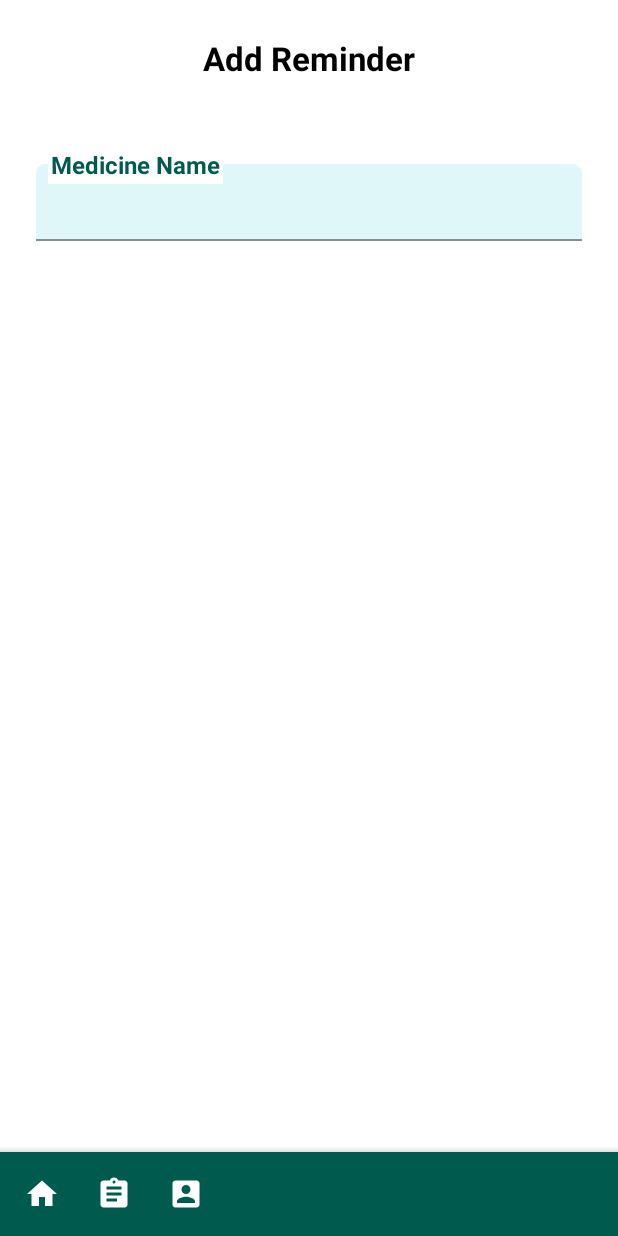
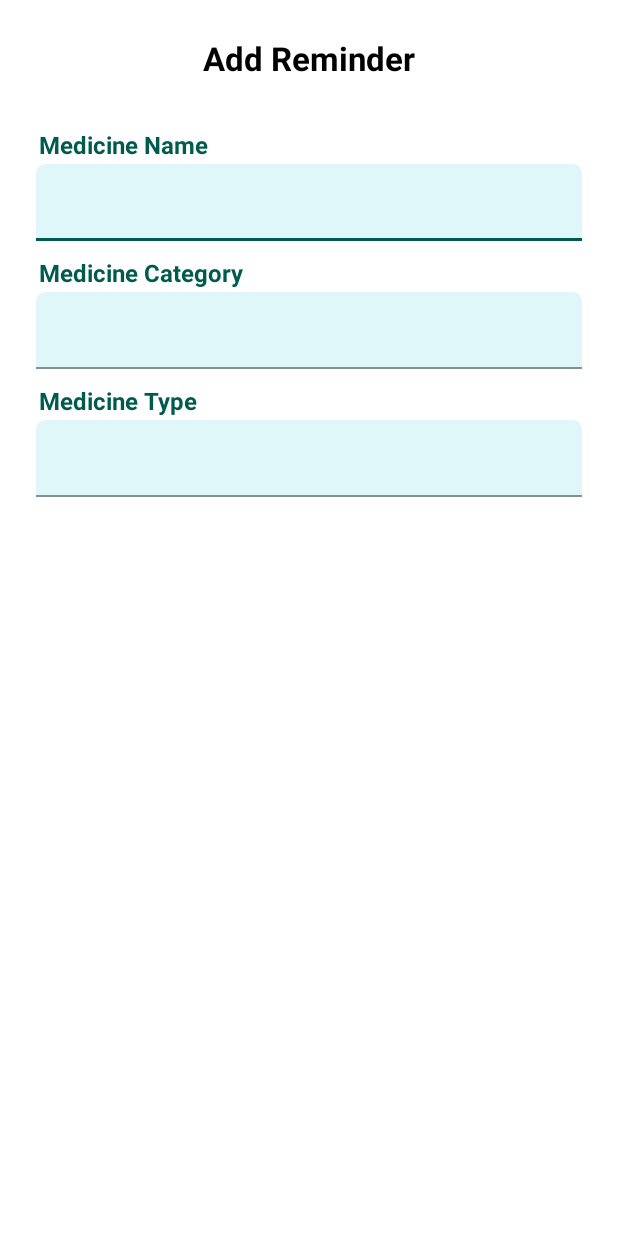
Before and after one commit to virendersran01/MediStore, an Android app: the MainActivity screen opened directly, with no data from a screen before it, after a tap on an icon or button, on a phone screen of 412 x 824 dp. Run offline under Robolectric (Android 15) with nearby library versions, the phone set to English and light mode, and no system bars.

Commit message:
Added activity for add reminder.

```diff
--- a/app/src/main/AndroidManifest.xml
+++ b/app/src/main/AndroidManifest.xml
@@ -9,7 +9,8 @@
         android:roundIcon="@mipmap/ic_launcher_round"
         android:supportsRtl="true"
         android:theme="@style/AppTheme">
-        <activity android:name=".ui.activities.LoginActivity"></activity>
+        <activity android:name=".ui.activities.AddReminderActivity"></activity>
+        <activity android:name=".ui.activities.LoginActivity" />
         <activity
             android:name=".ui.activities.SplashActivity"
             android:theme="@style/AppTheme.Splash">
--- /dev/null
+++ b/app/src/main/java/com/virtualstudios/medistore/ui/activities/AddReminderActivity.java
@@ -0,0 +1,16 @@
+package com.virtualstudios.medistore.ui.activities;
+
+import androidx.appcompat.app.AppCompatActivity;
+
+import android.os.Bundle;
+
+import com.virtualstudios.medistore.R;
+
+public class AddReminderActivity extends AppCompatActivity {
+
+    @Override
+    protected void onCreate(Bundle savedInstanceState) {
+        super.onCreate(savedInstanceState);
+        setContentView(R.layout.activity_add_reminder);
+    }
+}
--- a/app/src/main/java/com/virtualstudios/medistore/ui/activities/MainActivity.java
+++ b/app/src/main/java/com/virtualstudios/medistore/ui/activities/MainActivity.java
@@ -9,6 +9,8 @@ import androidx.navigation.NavDestination;
 import androidx.navigation.Navigation;
 import androidx.navigation.fragment.NavHostFragment;
 
+import android.content.Context;
+import android.content.Intent;
 import android.os.Bundle;
 import android.view.View;
 
@@ -18,9 +20,10 @@ import com.virtualstudios.medistore.R;
 import java.util.Objects;
 
 public class MainActivity extends AppCompatActivity {
-
+    private Context mContext = MainActivity.this;
     private FragmentContainerView fragmentContainerView;
     private FloatingActionButton fabAddReminder;
+
 
 
     @Override
@@ -33,7 +36,8 @@ public class MainActivity extends AppCompatActivity {
         fabAddReminder.setOnClickListener(new View.OnClickListener() {
             @Override
             public void onClick(View v) {
-                Navigation.findNavController(fragmentContainerView).navigate(R.id.addReminderFragment);
+//                Navigation.findNavController(fragmentContainerView).navigate(R.id.addReminderFragment);
+                startActivity(new Intent(mContext, AddReminderActivity.class));
             }
         });
 
--- /dev/null
+++ b/app/src/main/res/layout/activity_add_reminder.xml
@@ -0,0 +1,152 @@
+<?xml version="1.0" encoding="utf-8"?>
+<ScrollView xmlns:android="http://schemas.android.com/apk/res/android"
+    xmlns:app="http://schemas.android.com/apk/res-auto"
+    xmlns:tools="http://schemas.android.com/tools"
+    android:layout_width="match_parent"
+    android:layout_height="match_parent"
+    tools:context=".ui.activities.AddReminderActivity">
+
+    <androidx.constraintlayout.widget.ConstraintLayout
+        android:layout_width="match_parent"
+        android:layout_height="wrap_content">
+
+        <TextView
+            android:id="@+id/textHeader"
+            android:layout_width="0dp"
+            android:layout_height="wrap_content"
+            android:layout_marginStart="16dp"
+            android:layout_marginTop="24dp"
+            android:layout_marginEnd="16dp"
+            android:gravity="center"
+            android:text="Add Reminder"
+            android:textColor="@android:color/black"
+            android:textSize="22sp"
+            android:textStyle="bold"
+            app:layout_constraintEnd_toEndOf="parent"
+            app:layout_constraintStart_toStartOf="parent"
+            app:layout_constraintTop_toTopOf="parent" />
+
+
+        <com.google.android.material.textfield.TextInputLayout
+            android:id="@+id/textMedicineName"
+            style="@style/Widget.MaterialComponents.TextInputLayout.FilledBox.Dense"
+            android:layout_width="0dp"
+            android:layout_height="wrap_content"
+            android:layout_marginStart="24dp"
+            android:layout_marginTop="56dp"
+            android:layout_marginEnd="24dp"
+            android:drawablePadding="8dp"
+            android:focusable="false"
+            app:boxBackgroundColor="@color/colorTextInput"
+            app:boxBackgroundMode="filled"
+            app:boxCornerRadiusTopEnd="6dp"
+            app:boxCornerRadiusTopStart="6dp"
+            app:endIconMode="clear_text"
+            app:layout_constraintEnd_toEndOf="parent"
+            app:layout_constraintStart_toStartOf="parent"
+            app:layout_constraintTop_toBottomOf="@id/textHeader">
+
+            <com.google.android.material.textfield.TextInputEditText
+                android:layout_width="match_parent"
+                android:layout_height="wrap_content"
+                android:imeOptions="actionNext"
+                android:inputType="textEmailAddress"
+                android:textSize="14sp" />
+
+        </com.google.android.material.textfield.TextInputLayout>
+
+        <TextView
+            android:id="@+id/textTitleMedicineName"
+            android:layout_width="wrap_content"
+            android:layout_height="wrap_content"
+            android:background="@android:color/white"
+            android:padding="2dp"
+            android:text="Medicine Name"
+            android:textColor="@color/colorPrimary"
+            android:textSize="16sp"
+            android:textStyle="bold"
+            app:layout_constraintBottom_toTopOf="@id/textMedicineName"
+            app:layout_constraintStart_toStartOf="@id/textMedicineName" />
+
+        <com.google.android.material.textfield.TextInputLayout
+            android:id="@+id/textMedicineCategory"
+            style="@style/Widget.MaterialComponents.TextInputLayout.FilledBox.Dense"
+            android:layout_width="0dp"
+            android:layout_height="wrap_content"
+            android:drawablePadding="8dp"
+            android:focusable="false"
+            app:boxBackgroundColor="@color/colorTextInput"
+            app:boxBackgroundMode="filled"
+            app:boxCornerRadiusTopEnd="6dp"
+            app:boxCornerRadiusTopStart="6dp"
+            app:endIconMode="clear_text"
+            app:layout_constraintEnd_toEndOf="@id/textMedicineName"
+            app:layout_constraintStart_toStartOf="@id/textMedicineName"
+            app:layout_constraintTop_toBottomOf="@id/textTitleMedicineCategory">
+
+            <com.google.android.material.textfield.TextInputEditText
+                android:layout_width="match_parent"
+                android:layout_height="wrap_content"
+                android:imeOptions="actionNext"
+                android:inputType="textEmailAddress"
+                android:textSize="14sp" />
+
+        </com.google.android.material.textfield.TextInputLayout>
+
+        <TextView
+            android:id="@+id/textTitleMedicineCategory"
+            android:layout_width="wrap_content"
+            android:layout_height="wrap_content"
+            android:layout_marginTop="8dp"
+            android:background="@android:color/white"
+            android:padding="2dp"
+            android:text="Medicine Category"
+            android:textColor="@color/colorPrimary"
+            android:textSize="16sp"
+            android:textStyle="bold"
+            app:layout_constraintStart_toStartOf="@id/textTitleMedicineName"
+            app:layout_constraintTop_toBottomOf="@id/textMedicineName"/>
+
+        <TextView
+            android:id="@+id/textTitleMedicineType"
+            android:layout_width="wrap_content"
+            android:layout_height="wrap_content"
+            android:layout_marginTop="8dp"
+            android:background="@android:color/white"
+            android:padding="2dp"
+            android:text="Medicine Type"
+            android:textColor="@color/colorPrimary"
+            android:textSize="16sp"
+            android:textStyle="bold"
+            app:layout_constraintStart_toStartOf="@id/textTitleMedicineName"
+            app:layout_constraintTop_toBottomOf="@id/textMedicineCategory"/>
+
+        <com.google.android.material.textfield.TextInputLayout
+            android:id="@+id/textMedicineType"
+            style="@style/Widget.MaterialComponents.TextInputLayout.FilledBox.Dense"
+            android:layout_width="0dp"
+            android:layout_height="wrap_content"
+
+            android:drawablePadding="8dp"
+            android:focusable="false"
+            app:boxBackgroundColor="@color/colorTextInput"
+            app:boxBackgroundMode="filled"
+            app:boxCornerRadiusTopEnd="6dp"
+            app:boxCornerRadiusTopStart="6dp"
+            app:endIconMode="clear_text"
+            app:layout_constraintEnd_toEndOf="@id/textMedicineName"
+            app:layout_constraintStart_toStartOf="@id/textMedicineName"
+            app:layout_constraintTop_toBottomOf="@id/textTitleMedicineType">
+
+            <com.google.android.material.textfield.TextInputEditText
+                android:layout_width="match_parent"
+                android:layout_height="wrap_content"
+                android:imeOptions="actionNext"
+                android:inputType="textEmailAddress"
+                android:textSize="14sp" />
+
+        </com.google.android.material.textfield.TextInputLayout>
+
+    </androidx.constraintlayout.widget.ConstraintLayout>
+
+</ScrollView>
--- a/app/src/main/res/layout/fragment_add_reminder.xml
+++ b/app/src/main/res/layout/fragment_add_reminder.xml
@@ -60,7 +60,6 @@
             android:id="@+id/textTitleMedicineName"
             android:layout_width="wrap_content"
             android:layout_height="wrap_content"
-            android:layout_marginStart="8dp"
             android:background="@android:color/white"
             android:padding="2dp"
             android:text="Medicine Name"
@@ -68,8 +67,7 @@
             android:textSize="16sp"
             android:textStyle="bold"
             app:layout_constraintBottom_toTopOf="@id/textMedicineName"
-            app:layout_constraintStart_toStartOf="@id/textMedicineName"
-            app:layout_constraintTop_toTopOf="@id/textMedicineName"/>
+            app:layout_constraintStart_toStartOf="@id/textMedicineName" />
 
 
 
```
